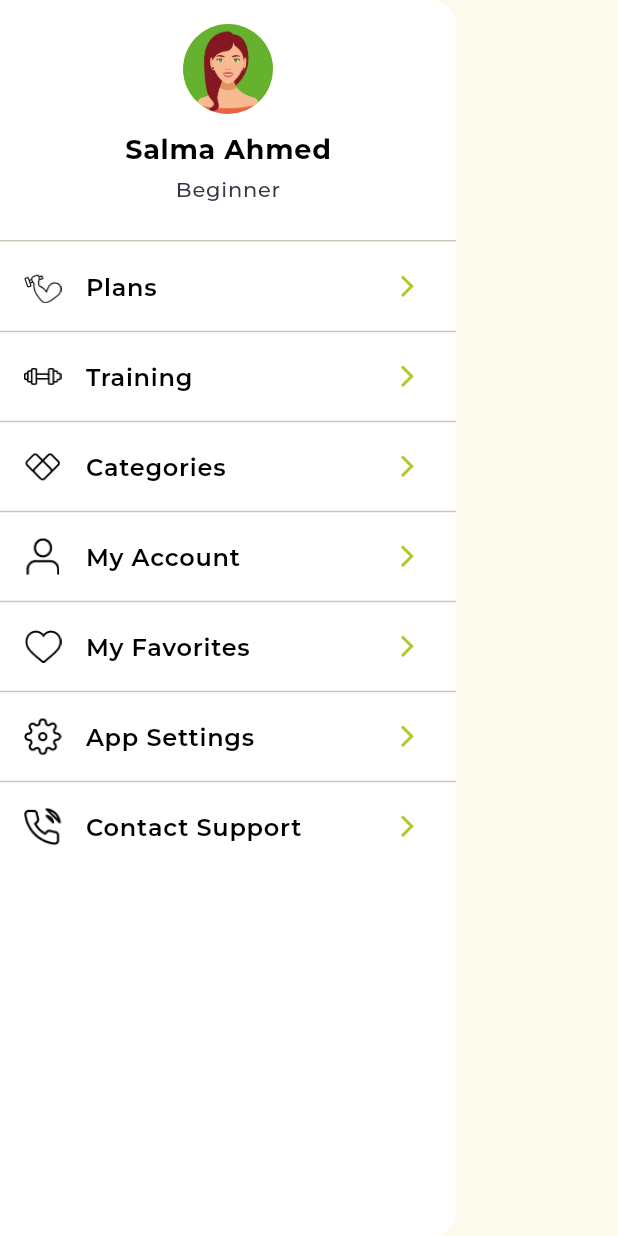
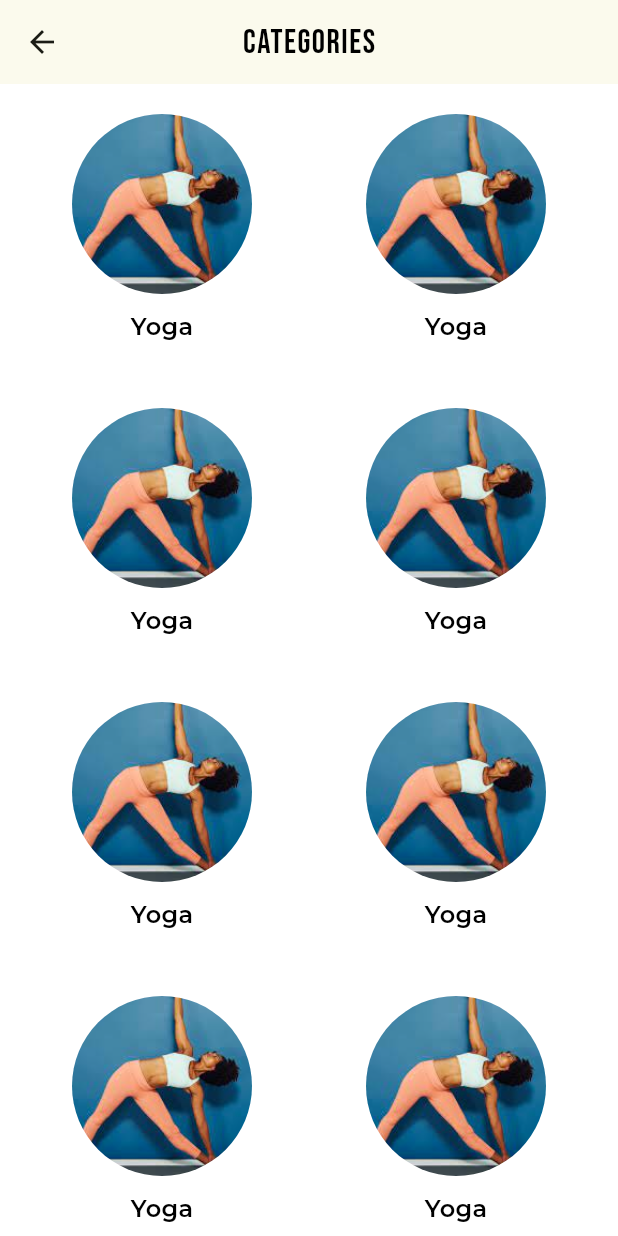
Before and after one commit to ahmedmagdy99101/fitness_app, a Flutter app: the MyDrawer widget shown alone on an empty page, opened directly, after a tap on "Categories", on a phone screen of 412 x 824 dp. Run offline on Flutter 3.47's test engine with Material 3 defaults, Android fonts, the phone set to English and light mode, and no system bars; our stand-ins replace custom_navigation_bar, flutter_bloc; project files that could hold a hidden picture were left out.

Commit message:
finish Categories Screen

```diff
--- a/lib/main.dart
+++ b/lib/main.dart
@@ -1,4 +1,4 @@
-import 'package:fitness_app/screens/training_screen/training_screen.dart';
+import 'package:fitness_app/screens/app_layout/app_layout.dart';
 import 'package:flutter/material.dart';
 
 import 'shared/app_colors.dart';
@@ -19,9 +19,10 @@ class MyApp extends StatelessWidget {
       theme: ThemeData(
         colorScheme: ColorScheme.fromSeed(seedColor: AppColors.primaryColor),
         fontFamily: "Montserrat",
+        scaffoldBackgroundColor: Colors.white,
         useMaterial3: true,
       ),
-      home: const TrainingScreen(),
+      home: const AppLayoutPage(),
     );
   }
 }
--- /dev/null
+++ b/lib/screens/drawer/categories_screen/categories_screen.dart
@@ -0,0 +1,53 @@
+import 'package:flutter/material.dart';
+
+class CategoriesScreen extends StatelessWidget {
+  const CategoriesScreen({super.key});
+
+  @override
+  Widget build(BuildContext context) {
+    return Scaffold(
+      appBar: AppBar(
+        title: Text(
+          "Categories".toUpperCase(),
+          style: TextStyle(
+              color: Colors.black,
+              fontSize: 22,
+              letterSpacing: 1,
+              fontWeight: FontWeight.w400,
+              fontFamily: 'Bebas'),
+        ),
+        centerTitle: true,
+      ),
+      body: GridView.builder(
+        itemCount: 10,
+        padding: EdgeInsets.symmetric(vertical: 20, horizontal: 10),
+        gridDelegate:
+            const SliverGridDelegateWithFixedCrossAxisCount(crossAxisCount: 2),
+        itemBuilder: (BuildContext context, int index) {
+          return Column(
+            children: [
+              ClipOval(
+                child: Image.asset(
+                  width: 120,
+                  height: 120,
+                  fit: BoxFit.cover,
+                  'assets/images/category1.png',
+                ),
+              ),
+              const SizedBox(
+                height: 10,
+              ),
+              const Text(
+                "Yoga",
+                style: TextStyle(
+                    fontSize: 16,
+                    color: Colors.black,
+                    fontWeight: FontWeight.w600),
+              ),
+            ],
+          );
+        },
+      ),
+    );
+  }
+}
```
Also changed, not shown: lib/screens/drawer/my_drawer.dart (+19 -3 lines), lib/screens/home_screen/home_screen.dart (+14 -3 lines), assets/images/home_main_banner.png.
